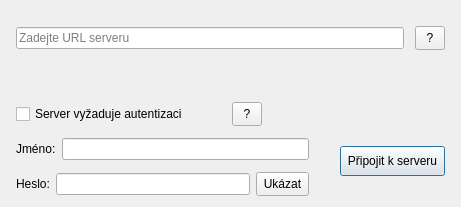
The window that crypto_chat/logindialog.ui (RxiPland/crypto_chat) describes before a commit, drawn with Qt 5.
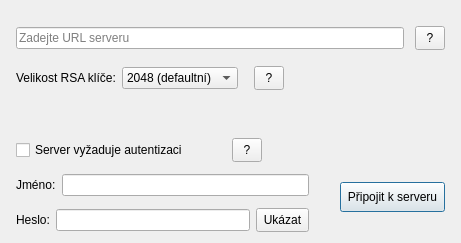
The same window after the commit.

Patch:
```diff
--- a/crypto_chat/logindialog.ui
+++ b/crypto_chat/logindialog.ui
@@ -7,7 +7,7 @@
     <x>0</x>
     <y>0</y>
     <width>461</width>
-    <height>207</height>
+    <height>243</height>
    </rect>
   </property>
   <property name="windowTitle">
@@ -109,6 +109,98 @@
        </item>
       </layout>
      </item>
+     <item>
+      <spacer name="verticalSpacer_7">
+       <property name="orientation">
+        <enum>Qt::Vertical</enum>
+       </property>
+       <property name="sizeType">
+        <enum>QSizePolicy::Fixed</enum>
+       </property>
+       <property name="sizeHint" stdset="0">
+        <size>
+         <width>20</width>
+         <height>10</height>
+        </size>
+       </property>
+      </spacer>
+     </item>
+     <item>
+      <layout class="QHBoxLayout" name="horizontalLayout_7">
+       <property name="topMargin">
+        <number>0</number>
+       </property>
+       <item>
+        <widget class="QLabel" name="label_3">
+         <property name="text">
+          <string>Velikost RSA klíče:</string>
+         </property>
+        </widget>
+       </item>
+       <item>
+        <widget class="QComboBox" name="comboBox">
+         <property name="minimumSize">
+          <size>
+           <width>115</width>
+           <height>0</height>
+          </size>
+         </property>
+         <item>
+          <property name="text">
+           <string>2048 (defaultní)</string>
+          </property>
+         </item>
+         <item>
+          <property name="text">
+           <string>4096</string>
+          </property>
+         </item>
+        </widget>
+       </item>
+       <item>
+        <spacer name="horizontalSpacer_2">
+         <property name="orientation">
+          <enum>Qt::Horizontal</enum>
+         </property>
+         <property name="sizeType">
+          <enum>QSizePolicy::Fixed</enum>
+         </property>
+         <property name="sizeHint" stdset="0">
+          <size>
+           <width>10</width>
+           <height>20</height>
+          </size>
+         </property>
+        </spacer>
+       </item>
+       <item>
+        <widget class="QToolButton" name="toolButton_4">
+         <property name="minimumSize">
+          <size>
+           <width>30</width>
+           <height>24</height>
+          </size>
+         </property>
+         <property name="text">
+          <string>?</string>
+         </property>
+        </widget>
+       </item>
+       <item>
+        <spacer name="horizontalSpacer_7">
+         <property name="orientation">
+          <enum>Qt::Horizontal</enum>
+         </property>
+         <property name="sizeHint" stdset="0">
+          <size>
+           <width>40</width>
+           <height>20</height>
+          </size>
+         </property>
+        </spacer>
+       </item>
+      </layout>
+     </item>
      <item>
       <layout class="QHBoxLayout" name="horizontalLayout_5">
        <item>
@@ -333,6 +425,12 @@
          </item>
          <item>
           <widget class="QPushButton" name="pushButton">
+           <property name="sizePolicy">
+            <sizepolicy hsizetype="Fixed" vsizetype="Fixed">
+             <horstretch>0</horstretch>
+             <verstretch>0</verstretch>
+            </sizepolicy>
+           </property>
            <property name="minimumSize">
             <size>
              <width>105</width>
```
